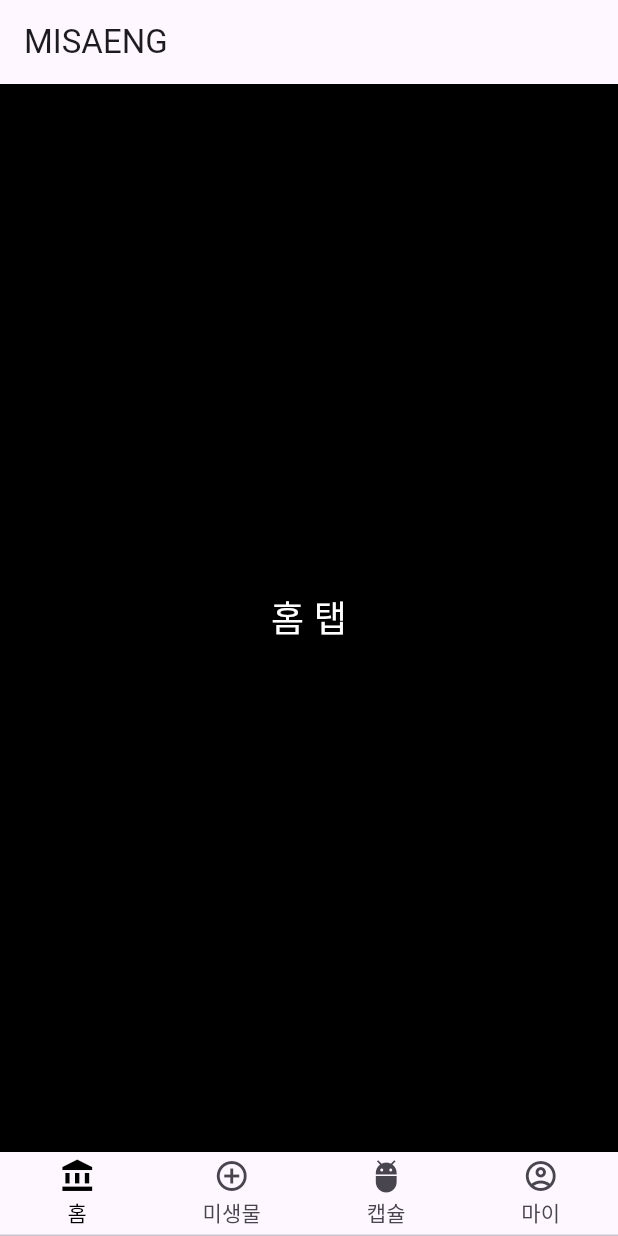
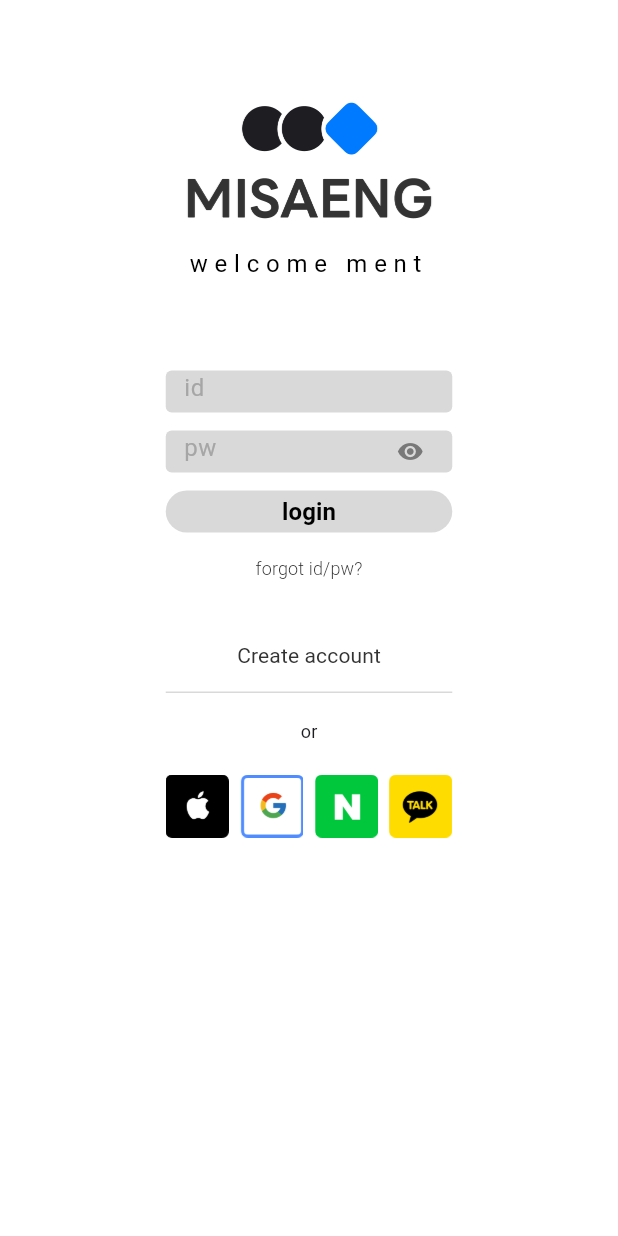
Before and after one commit to JiYeon-rhd/misaeng, a Flutter app: the screen it shows after launch, on a phone screen of 412 x 824 dp. Run offline on Flutter 3.47's test engine with Material 3 defaults, Android fonts, the phone set to English and light mode, and no system bars.

Commit message:
"로그인 페이지 완성"

```diff
--- a/analysis_options.yaml
+++ b/analysis_options.yaml
@@ -21,6 +21,9 @@ linter:
   # `// ignore_for_file: name_of_lint` syntax on the line or in the file
   # producing the lint.
   rules:
+    prefer_const_constructors: false
+    prefer_const_literals_to_create_immutables: false
+    prefer_const_constructors_in_immutables: false
     # avoid_print: false  # Uncomment to disable the `avoid_print` rule
     # prefer_single_quotes: true  # Uncomment to enable the `prefer_single_quotes` rule
 
--- a/lib/main.dart
+++ b/lib/main.dart
@@ -3,6 +3,8 @@ import 'package:misaeng/capsule_tab/capsule_tab.dart';
 import 'package:misaeng/home_tab/home_tab.dart';
 import 'package:misaeng/microbe_tab/microbe_tab.dart';
 import 'package:misaeng/my_tab/my_tab.dart';
+import 'package:misaeng/onboarding/login.dart';
+import 'package:misaeng/splash_screen.dart';
 
 
 class MyApp extends StatefulWidget {
@@ -11,7 +13,7 @@ class MyApp extends StatefulWidget {
 }
 
 void main() => runApp(MaterialApp(
-      home: MyApp(),
+      home: LoginScreen(),
     ));
 
 class _TestViewState extends State<MyApp>
--- /dev/null
+++ b/lib/onboarding/login.dart
@@ -0,0 +1,305 @@
+import 'package:flutter/material.dart';
+import 'package:misaeng/main.dart';
+
+class LoginScreen extends StatefulWidget {
+  @override
+  _LoginScreenState createState() => _LoginScreenState();
+}
+
+class _LoginScreenState extends State<LoginScreen> {
+  // TextEditingController를 사용하여 입력된 이메일과 비밀번호를 관리합니다.
+  final TextEditingController _idController = TextEditingController();
+  final TextEditingController _passwordController = TextEditingController();
+
+  // 포커스 노드 생성
+  final FocusNode _idFocusNode = FocusNode();
+  final FocusNode _passwordFocusNode = FocusNode();
+  // 힌트 표시 여부
+  bool _isHintVisible = true;
+
+  // 비밀번호 보이기/숨기기 토글용 변수
+  bool _obscureText = true;
+
+  // 로그인 버튼 클릭 시 호출될 함수
+  void _login() {
+    // 여기에서 실제 로그인 로직을 구현합니다.
+    // 예를 들어, 서버로 요청을 보내거나 로컬 인증을 수행할 수 있습니다.
+    // 로그인 성공 시 메인 앱으로 이동합니다.
+
+    Navigator.pushReplacement(
+      context,
+      MaterialPageRoute(builder: (context) => MyApp()),
+    );
+  }
+   // 화면 전환을 처리하는 함수
+  void _navigateToNextScreen(BuildContext context, String platform) {
+    // Navigator.push(
+    //   context,
+    //   MaterialPageRoute(
+    //     builder: (context) => NextScreen(platform: platform), // 화면 전환 시 넘길 정보
+    //   ),
+    // );
+  }
+
+  @override
+  void initState() {
+    super.initState();
+
+    // Add listeners to manage focus behavior
+    _idFocusNode.addListener(() {
+      if (_idFocusNode.hasFocus) {
+        _passwordFocusNode.unfocus(); // ID 필드가 활성화되면 비밀번호 필드 비활성화
+      }
+    });
+
+    _passwordFocusNode.addListener(() {
+      if (_passwordFocusNode.hasFocus) {
+        _idFocusNode.unfocus(); // 비밀번호 필드가 활성화되면 ID 필드 비활성화
+      }
+    });
+  }
+
+  @override
+  void dispose() {
+    _idController.dispose();
+    _passwordController.dispose();
+    _idFocusNode.dispose();
+    _passwordFocusNode.dispose();
+    super.dispose();
+  }
+
+  @override
+  Widget build(BuildContext context) {
+    return Scaffold(
+      // AppBar를 숨기고 전체 화면을 사용합니다.
+      backgroundColor: Colors.white,
+      body: SafeArea(
+        child: Padding(
+          padding: const EdgeInsets.all(16.0),
+          child: Column(
+            children: [
+              // 로고 이미지
+              SizedBox(height: 50),
+              Image.asset(
+                'images/logo_splash.png',
+                width: 167,
+              ),
+              SizedBox(height: 10),
+
+              // welcom ment
+              SizedBox(
+                width: 170,
+                child: Text(
+                  "welcome ment",
+                  textAlign: TextAlign.center, // 텍스트 중앙 정렬
+                  style: TextStyle(
+                    fontSize: 16, // 글자 크기
+                    letterSpacing: 4.5, // 글자 간격 고정값
+                    color: Colors.black,
+                    fontWeight: FontWeight.w400,
+                  ),
+                ),
+              ),
+
+              SizedBox(height: 60),
+
+              // 아이디 입력 필드
+              Container(
+                width: 191,
+                height: 28,
+                decoration: BoxDecoration(
+                    color: Color(0xFFD9D9D9),
+                    borderRadius: BorderRadius.circular(4)),
+                child: TextField(
+                  controller: _idController,
+                  focusNode: _idFocusNode,
+                  textAlign: TextAlign.left,
+                  //textAlignVertical: TextAlignVertical.center,
+                  style: TextStyle(
+                    color: Colors.black,
+                    fontSize: 16,
+                  ),
+                  decoration: InputDecoration(
+                    hintText: "id",
+                    hintStyle: TextStyle(
+                      color: Color.fromARGB(255, 166, 166, 166),
+                    ),
+                    border: InputBorder.none,
+                    prefix: SizedBox(width: 12), // 여백 주기
+                  ),
+                ),
+              ),
+              SizedBox(height: 12),
+
+              // 비밀번호 입력 필드
+              Container(
+                width: 191,
+                height: 28,
+                decoration: BoxDecoration(
+                  color: Color(0xFFD9D9D9), // 배경색
+                  borderRadius: BorderRadius.circular(4), // 모서리 둥글기
+                ),
+                child: TextField(
+                  controller: _passwordController,
+                  obscureText: _obscureText, // 비밀번호 숨기기/보이기 설정
+                  focusNode: _passwordFocusNode, // 포커스 노드 (ID와 동일)
+                  textAlign: TextAlign.left, // 텍스트 수평 중앙 정렬
+                  style: TextStyle(
+                    color: Colors.black, // 입력 텍스트 색상
+                    fontSize: 16, // 입력 텍스트 크기
+                  ),
+                  decoration: InputDecoration(
+                    hintText: "pw", // 힌트 텍스트
+                    hintStyle: TextStyle(
+                      color: Color.fromARGB(255, 166, 166, 166), // 힌트 텍스트 색상
+                    ),
+                    border: InputBorder.none, // 테두리 제거
+                    prefix: SizedBox(width: 12), // 여백 주기
+
+                    suffixIcon: IconButton(
+                      padding: EdgeInsets.only(right: 8), // 아이콘 여백 조정
+                      icon: Icon(
+                        _obscureText ? Icons.visibility : Icons.visibility_off,
+                        size: 18,
+                        color: Color.fromARGB(255, 120, 120, 120), // 아이콘 색상
+                      ),
+                      onPressed: () {
+                        setState(() {
+                          _obscureText = !_obscureText; // 비밀번호 보이기/숨기기 토글
+                        });
+                      },
+                    ),
+                  ),
+                ),
+              ),
+              SizedBox(height: 12),
+
+              // 로그인 버튼
+              Center(
+                child: Container(
+                  width: 191,
+                  height: 28,
+                  child: ElevatedButton(
+                    onPressed: _login,
+                    child: Text(
+                      'login',
+                      style: TextStyle(
+                        fontSize: 16, // 텍스트 크기
+                        fontWeight: FontWeight.w600,
+                        color: Colors.black, // 텍스트 색상
+                      ),
+                    ),
+                    style: ElevatedButton.styleFrom(
+                      backgroundColor: Color(0xFFD9D9D9), // 배경색 설정
+                      shape: RoundedRectangleBorder(
+                        borderRadius:
+                            BorderRadius.circular(16), // 둥근 모서리 (이미지와 동일)
+                      ),
+                      elevation: 0, // 그림자 제거
+                    ),
+                  ),
+                ),
+              ),
+
+              // 아이디, 비밀번호 찾는 화면으로 이동
+              TextButton(
+                onPressed: () {
+                  // 회원가입 화면으로 이동 (필요에 따라 구현)
+                },
+                style: TextButton.styleFrom(
+                  foregroundColor: Color(0xFF333333),
+                ),
+                child: Text(
+                  'forgot id/pw?',
+                  style: TextStyle(
+                    fontSize: 12,
+                    fontWeight: FontWeight.w300,
+                  ),
+                ),
+              ),
+
+              SizedBox(height: 10),
+
+              // Create Account
+              TextButton(
+                onPressed: () {
+                  // 계정 생성 화면으로 이동 (필요에 따라 구현)
+                },
+                style: TextButton.styleFrom(
+                  foregroundColor: Color(0xFF333333),
+                ),
+                child: Text(
+                  'Create account',
+                  style: TextStyle(
+                    fontSize: 14,
+                    fontWeight: FontWeight.w400,
+                  ),
+                ),
+              ),
+
+              // 선 추가
+              Container(
+                width: 191, // 선의 가로 길이 지정
+                height: 1, // 선의 두께
+                color: Color(0xFFD9D9D9), // 선 색상
+              ),
+              SizedBox(height: 17),
+
+              Text(
+                "or",
+                style: TextStyle(
+                  fontSize: 12,
+                  fontWeight: FontWeight.w400,
+                ),
+              ),
+              SizedBox(height: 20.5),
+
+              // 로고 버튼 Row
+            Row(
+              mainAxisAlignment: MainAxisAlignment.center,
+              children: [
+                // Apple 버튼 (작동하지 않음)
+                Image.asset(
+                  'images/logo_apple.png',
+                  width: 42,
+                  height: 42,
+                ),
+                SizedBox(width: 7.7),
+
+                // Google 버튼 (작동하지 않음)
+                Image.asset(
+                  'images/logo_google.png',
+                  width: 42,
+                  height: 42,
+                ),
+                SizedBox(width: 7.7),
+
+                // Naver 버튼 (작동하지 않음)
+                Image.asset(
+                  'images/logo_naver.png',
+                  width: 42,
+                  height: 42,
+                ),
+                SizedBox(width: 7.7),
+
+                // KakaoTalk 버튼 (화면 전환 가능)
+                GestureDetector(
+                  onTap: () => _navigateToNextScreen(context, "KakaoTalk"), // 카카오만 작동
+                  child: Image.asset(
+                    'images/logo_kakao.png', // KakaoTalk 로고 이미지 경로
+                    width: 42, // 버튼 크기
+                    height: 42,
+                  ),
+                ),
+              ],
+            ),
+
+
+
+            ],
+          ),
+        ),
+      ),
+    );
+  }
+}
--- /dev/null
+++ b/lib/splash_screen.dart
@@ -0,0 +1,36 @@
+import 'package:flutter/material.dart';
+import 'package:misaeng/onboarding/login.dart'; // 로그인 화면 import
+
+class SplashScreen extends StatefulWidget {
+  @override
+  _SplashScreenState createState() => _SplashScreenState();
+}
+
+class _SplashScreenState extends State<SplashScreen> {
+  @override
+  void initState() {
+    super.initState();
+    _navigateToLogin();
+  }
+
+  void _navigateToLogin() async {
+    await Future.delayed(Duration(seconds: 3), () {});
+    Navigator.pushReplacement(
+      context,
+      MaterialPageRoute(builder: (context) => LoginScreen()), // 로그인 화면으로 이동
+    );
+  }
+
+  @override
+  Widget build(BuildContext context) {
+    return Scaffold(
+      backgroundColor: Colors.white,
+      body: Center(
+        child: Image.asset(
+          'images/logo_splash.png',
+          width: 200,
+        ),
+      ),
+    );
+  }
+}
```
Also changed, not shown: pubspec.yaml (+6 -3 lines), images/logo_apple.png (added), images/logo_google.png (added), images/logo_kakao.png (added), images/logo_naver.png (added), images/logo_splash.png (added), lib/onboarding/register_device.dart (added), lib/onboarding/register_microbe.dart (added), lib/onboarding/setting_page.dart (added).
